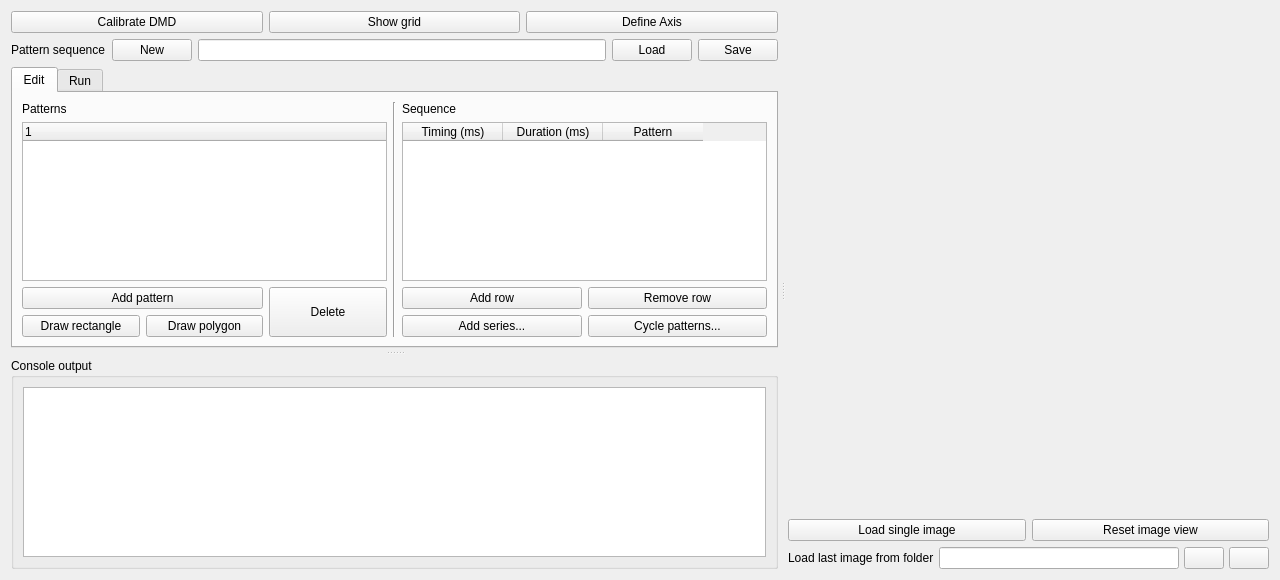
First picture: the form in stim1p/ui/qt/DMD_stim.ui, repository gfayebedrin/DMDcontrol, before the edit.
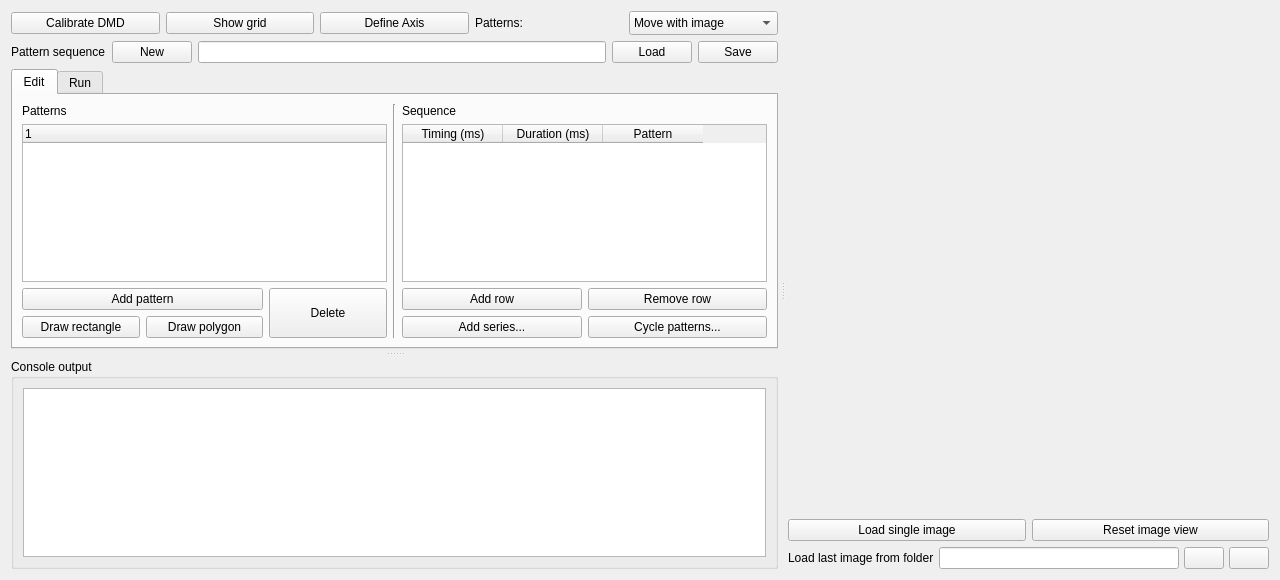
Second picture: the form after the edit. Icons and pictures are not drawn.

Commit message: Choice for pattern behaviour during axis definition

```diff
--- a/stim1p/ui/qt/DMD_stim.ui
+++ b/stim1p/ui/qt/DMD_stim.ui
@@ -81,6 +81,30 @@
             </property>
            </widget>
           </item>
+         <item>
+          <widget class="QLabel" name="label_axis_behaviour">
+           <property name="text">
+            <string>Patterns:</string>
+           </property>
+          </widget>
+         </item>
+         <item>
+          <widget class="QComboBox" name="comboBox_axis_behaviour">
+           <property name="sizeAdjustPolicy">
+            <enum>QComboBox::SizeAdjustPolicy::AdjustToMinimumContentsLengthWithIcon</enum>
+           </property>
+           <item>
+            <property name="text">
+             <string>Move with image</string>
+            </property>
+           </item>
+           <item>
+            <property name="text">
+             <string>Stay fixed</string>
+            </property>
+           </item>
+          </widget>
+         </item>
          </layout>
         </item>
         <item>
```
Lines whose indentation alone changed are shown as unchanged. The commit also changes 3 other files.
